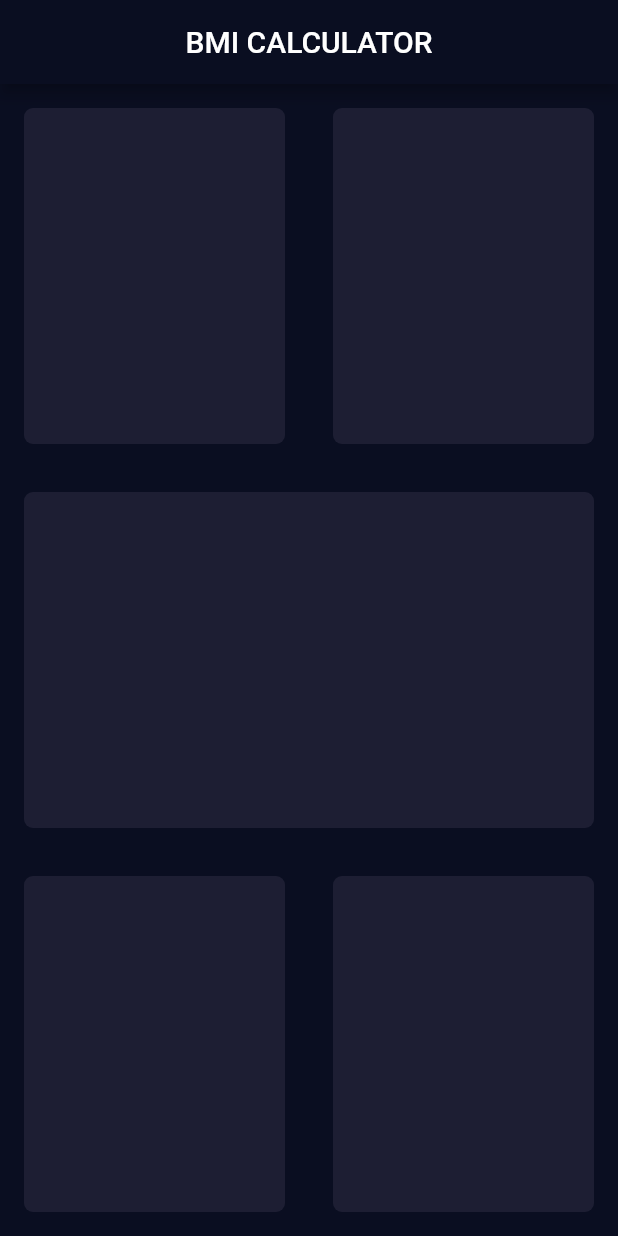
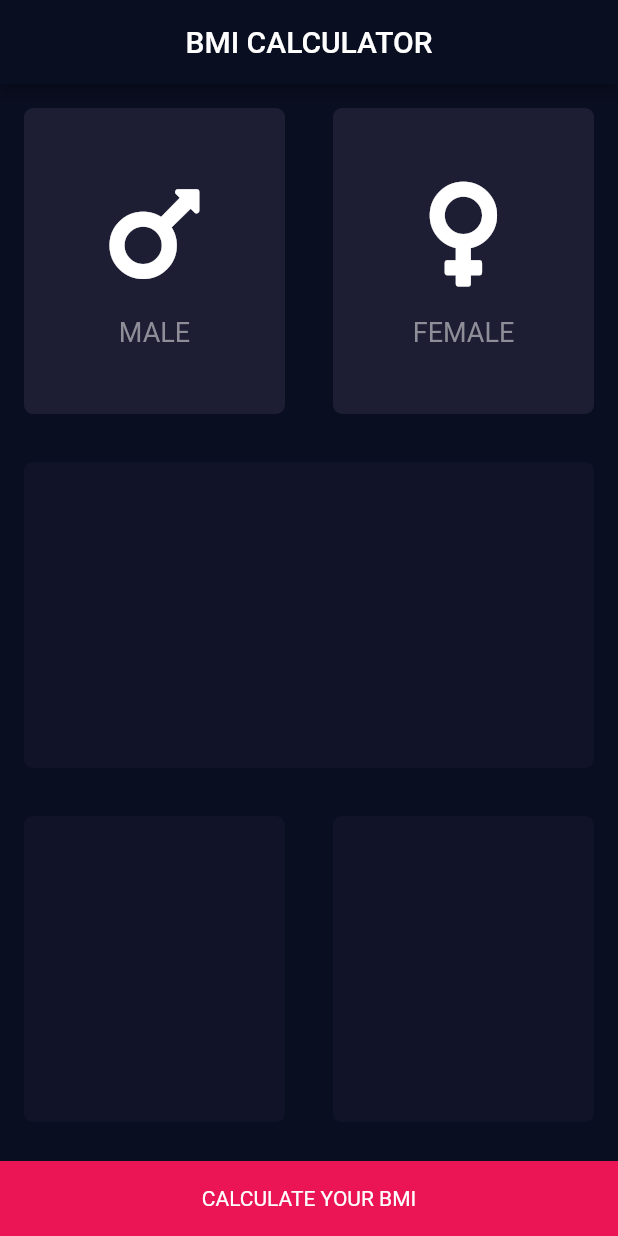
Before and after one commit to AnkushSinghGandhi/bmi-calculator-flutter, a Flutter app: the screen it shows after launch, on a phone screen of 412 x 824 dp. Run offline on Flutter 3.47's test engine with Material 2 defaults, Android fonts, the phone set to English and light mode, and no system bars; our stand-ins replace font_awesome_flutter.

Commit message:
implemented basic layout and created gender_icon widget

```diff
--- /dev/null
+++ b/lib/gender_icon.dart
@@ -0,0 +1,34 @@
+import 'package:flutter/material.dart';
+
+class GenderIcon extends StatelessWidget {
+
+  GenderIcon({required this.gender, required this.icon});
+
+  final String gender;
+  final IconData icon;
+
+
+  @override
+  Widget build(BuildContext context) {
+    return Column(
+      mainAxisAlignment: MainAxisAlignment.center,
+      children: [
+        Icon(
+          icon,
+          size: 80.0,
+        ),
+        SizedBox(
+          height: 15.0,
+        ),
+        Text(
+          gender,
+          style: TextStyle(
+            fontSize: 18.0,
+            color: Color(0xFF8D8E98),
+          ),
+
+        )
+      ],
+    );
+  }
+}
--- a/lib/input_page.dart
+++ b/lib/input_page.dart
@@ -1,4 +1,12 @@
 import 'package:flutter/material.dart';
+import 'package:font_awesome_flutter/font_awesome_flutter.dart';
+import 'reusable_card.dart';
+import 'gender_icon.dart';
+
+const bottomContainerHeight = 50.0;
+const activeCardColor = Color(0xFF111328);
+const inactiveCardColor = Color(0xFF1D1E33);
+const bottomContainerColor = Color(0xFFEB1555);
 
 class InputPage extends StatefulWidget {
   @override
@@ -6,6 +14,32 @@ class InputPage extends StatefulWidget {
 }
 
 class _InputPageState extends State<InputPage> {
+
+  Color maleCardColor = inactiveCardColor;
+  Color femaleCardColor = inactiveCardColor;
+
+
+void updateColor(int gender){
+  if(gender == 1){
+    if(maleCardColor == inactiveCardColor){
+      maleCardColor = activeCardColor;
+      femaleCardColor = inactiveCardColor;
+    }
+    else{
+      maleCardColor = inactiveCardColor;
+    }
+  }
+  else{
+    if(femaleCardColor == inactiveCardColor){
+      femaleCardColor = activeCardColor;
+      maleCardColor = inactiveCardColor;
+    }
+    else{
+      femaleCardColor = inactiveCardColor;
+    }
+  }
+}
+
   @override
   Widget build(BuildContext context) {
     return Scaffold(
@@ -17,41 +51,66 @@ class _InputPageState extends State<InputPage> {
             Expanded(
               child: Row(
                 children: [
-                  ReusableCard(colour: Color(0xFF1D1E33),),
-                  ReusableCard(colour: Color(0xFF1D1E33),),
+                  Expanded(
+                    child: GestureDetector(
+                      onTap: (){
+                        setState(() {
+                          updateColor(1);
+                        });
+                      },
+                      child: ReusableCard(
+                        colour: maleCardColor,
+                        cardChild: GenderIcon(gender: 'MALE', icon: FontAwesomeIcons.mars,),
+                      ),
+                    ),
+                  ),
+                  Expanded(
+                    child: GestureDetector(
+                      onTap: (){
+                        setState(() {
+                          updateColor(2);
+                        });
+                      },
+                      child: ReusableCard(
+                        colour: femaleCardColor,
+                        cardChild: GenderIcon(gender: 'FEMALE', icon: FontAwesomeIcons.venus,),
+                      ),
+                    ),
+                  ),
                 ],
               ),
             ),
-            ReusableCard(colour: Color(0xFF1D1E33),),
+            Expanded(
+              child: ReusableCard(
+                colour: activeCardColor,
+              ),
+            ),
             Expanded(
               child: Row(
                 children: [
-                  ReusableCard(colour: Color(0xFF1D1E33),),
-                  ReusableCard(colour: Color(0xFF1D1E33),),
+                  Expanded(
+                    child: ReusableCard(
+                      colour: activeCardColor,
+                    ),
+                  ),
+                  Expanded(
+                    child: ReusableCard(
+                      colour: activeCardColor,
+                    ),
+                  ),
                 ],
               ),
             ),
+            Container(
+              color: bottomContainerColor,
+              margin: EdgeInsets.only(top: 10),
+              height: bottomContainerHeight,
+              width: double.infinity,
+              child: Center(
+                child: Text('CALCULATE YOUR BMI'),
+              ),
+            )
           ],
         ));
   }
 }
-
-class ReusableCard extends StatelessWidget {
-
-  ReusableCard({required this.colour});
-
-  final Color colour;
-
-  @override
-  Widget build(BuildContext context) {
-    return Expanded(
-      child: Container(
-        decoration: BoxDecoration(
-          color: colour,
-          borderRadius: BorderRadius.circular(6),
-        ),
-        margin: EdgeInsets.all(16),
-      ),
-    );
-  }
-}
--- /dev/null
+++ b/lib/reusable_card.dart
@@ -0,0 +1,20 @@
+import 'package:flutter/material.dart';
+
+class ReusableCard extends StatelessWidget {
+  ReusableCard({required this.colour, this.cardChild});
+
+  final Color colour;
+  final Widget? cardChild;
+
+  @override
+  Widget build(BuildContext context) {
+    return Container(
+      child: cardChild,
+      decoration: BoxDecoration(
+        color: colour,
+        borderRadius: BorderRadius.circular(6),
+      ),
+      margin: EdgeInsets.all(16),
+    );
+  }
+}
--- a/pubspec.yaml
+++ b/pubspec.yaml
@@ -28,6 +28,7 @@ dependencies:
   # The following adds the Cupertino Icons font to your application.
   # Use with the CupertinoIcons class for iOS style icons.
   cupertino_icons: ^1.0.2
+  font_awesome_flutter: ^9.1.0
 
 dev_dependencies:
   flutter_test:
```
Also changed, not shown: pubspec.lock.
